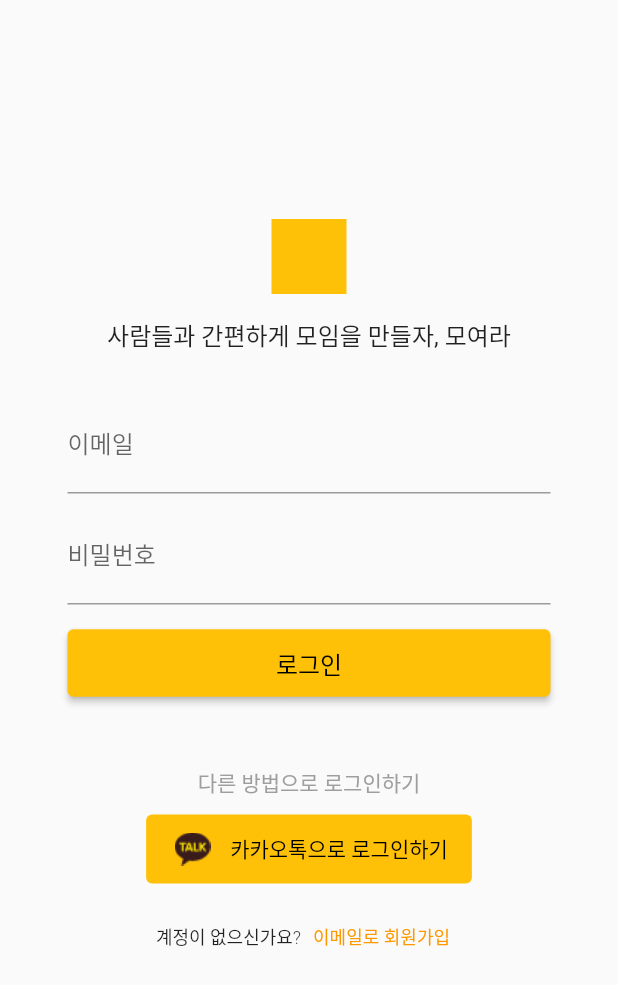
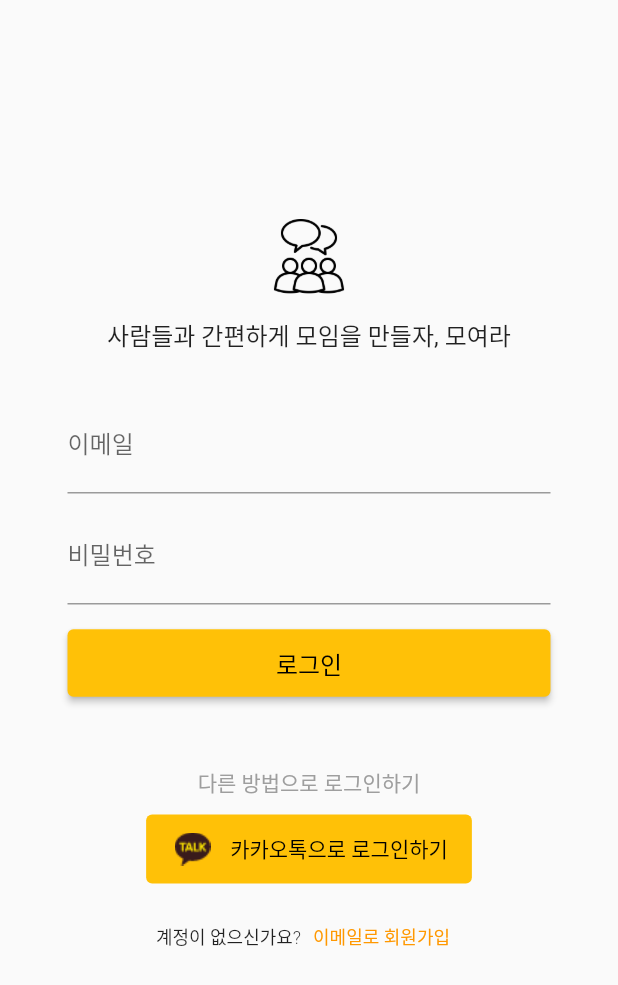
Before and after one commit to losif63/CS496_Project2, a Flutter app: the screen it shows after launch, on a phone screen of 412 x 824 dp. Shown: the top 985 px of the screen. Run offline on Flutter 3.47's test engine with Material 2 defaults, Android fonts, the phone set to English and light mode, and no system bars; our stand-ins replace image_picker, material_design_icons_flutter, persistent_bottom_nav_bar, shared_preferences; missing offline and left inert: kakao_flutter_sdk, kakao_flutter_sdk_common.

Commit message:
Final Version

```diff
--- a/cs496_project2_front_end/lib/view/auth_view.dart
+++ b/cs496_project2_front_end/lib/view/auth_view.dart
@@ -30,7 +30,8 @@ class AuthView extends StatelessWidget {
                   Container(
                       height: 50,
                       width: 50,
-                      color: Colors.amber), //TODO: 앱 로고 박기
+                      child: Image.asset(
+                          'assets/images/gathering.png')), //TODO: 앱 로고 박기
                   const SizedBox(height: 15),
                   const Text('사람들과 간편하게 모임을 만들자, 모여라',
                       style: TextStyle(fontSize: 16, color: Colors.black87)),
--- a/cs496_project2_front_end/lib/view/user_update_view.dart
+++ b/cs496_project2_front_end/lib/view/user_update_view.dart
@@ -117,7 +117,7 @@ class _CustomUpdateFormState extends State<CustomUpdateForm> {
                       showModalBottomSheet(
                           context: context,
                           builder: ((builder) => Container(
-                              height: 100,
+                              height: 120,
                               width: MediaQuery.of(context).size.width,
                               margin: const EdgeInsets.symmetric(
                                   horizontal: 20, vertical: 20),
```
Also changed, not shown: cs496_project2_front_end/assets/images/gathering.png (added), 2 other files.
